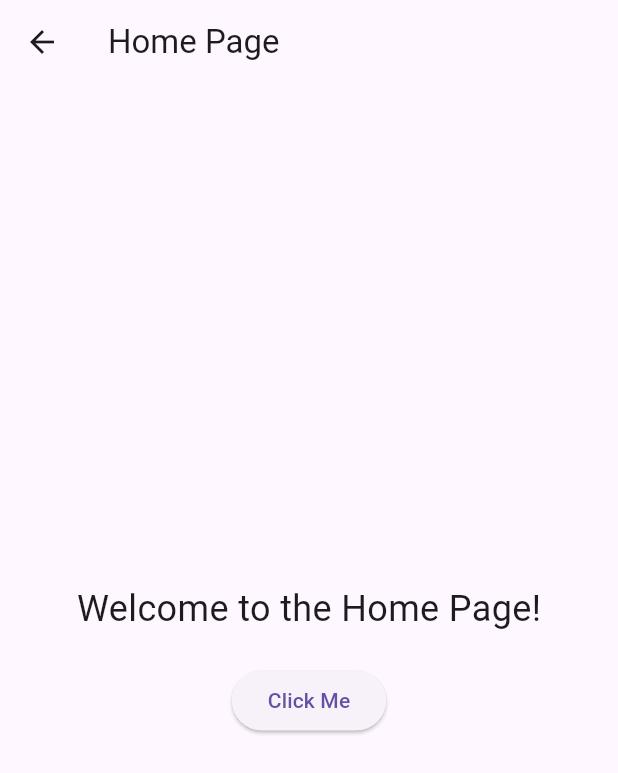
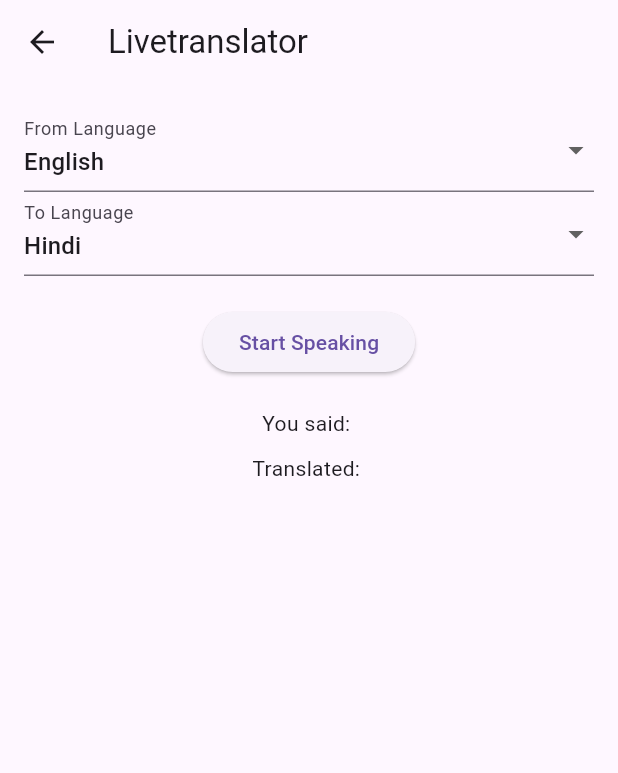
Before and after one commit to SamruddhiIsaranna/translator, a Flutter app: the Homepage screen opened directly, on a phone screen of 412 x 824 dp. Shown: the top 773 px of the screen. Run offline on Flutter 3.47's test engine with Material 3 defaults, Android fonts, the phone set to English and light mode, and no system bars; our stand-ins replace flutter_tts, speech_to_text.

Commit message:
homepage

```diff
--- a/lib/screen/homepage.dart
+++ b/lib/screen/homepage.dart
@@ -1,4 +1,8 @@
 import 'package:flutter/material.dart';
+import 'package:speech_to_text/speech_to_text.dart';
+import 'package:translator/translator.dart';
+import 'package:flutter_tts/flutter_tts.dart';
+
 class Homepage extends StatefulWidget {
   const Homepage({super.key});
 
@@ -6,39 +10,92 @@ class Homepage extends StatefulWidget {
   State<Homepage> createState() => _HomepageState();
 }
 class _HomepageState extends State<Homepage> {
+  // Please ensure you have imported the required packages for speechToText, flutterTts, and GoogleTranslator.
+  final SpeechToText speech = SpeechToText();
+  final FlutterTts tts = FlutterTts();
+  final GoogleTranslator translator = GoogleTranslator();
 
-  final List<String> _ = [
-    'english',
-    'hindi',
-    'marathi',
-    'russian',
-    'spanish',
-  ];
+  bool isListening = false;
+  String recognizedText = '';
+  String translatedText = '';
+  String sourceLang = 'en';
+  String targetLang = 'hi';
+
+  final Map<String, String> languageMap = {
+    'English': 'en',
+    'Hindi': 'hi',
+    'Marathi': 'mr',
+    'Russian': 'ru',
+    'Spanish': 'es',
+  };
+
+  Future<void> _startListening() async {
+    bool available = await speech.initialize();
+    if (available) {
+      setState(() => isListening = true);
+      speech.listen(
+        localeId: sourceLang,
+        onResult: (result) async {
+          recognizedText = result.recognizedWords;
+          setState(() {});
+          if (recognizedText.isNotEmpty) {
+            await translateAndSpeak(recognizedText);
+          }
+        },
+      );
+    }
+  }
+
+  Future<void> translateAndSpeak(String text) async {
+    final translation = await translator.translate(text, to: targetLang);
+    translatedText = translation.text;
+    await tts.setLanguage(targetLang);
+    await tts.speak(translatedText);
+    setState(() {});
+  }
+
   @override
-  void dispose()
-  {
+  void dispose() {
+    speech.stop();
+    tts.stop();
+    super.dispose();
+  }
 
-  }
+  @override
   Widget build(BuildContext context) {
     return Scaffold(
       appBar: AppBar(
-        title: const Text('Home Page'),
+        title: const Text('Livetranslator'),
       ),
-      body: Center(
+      body: Padding(
+        padding: const EdgeInsets.all(16),
         child: Column(
-          mainAxisAlignment: MainAxisAlignment.center,
           children: [
-            const Text(
-              'Welcome to the Home Page!',
-              style: TextStyle(fontSize: 24),
+            DropdownButtonFormField<String>(
+              decoration: const InputDecoration(labelText: 'From Language'),
+              value: languageMap.entries.firstWhere((e) => e.value == sourceLang).key,
+              items: languageMap.keys.map((lang) {
+                return DropdownMenuItem(value: lang, child: Text(lang));
+              }).toList(),
+              onChanged: (value) => setState(() => sourceLang = languageMap[value]!),
+            ),
+            DropdownButtonFormField<String>(
+              decoration: const InputDecoration(labelText: 'To Language'),
+              value: languageMap.entries.firstWhere((e) => e.value == targetLang).key,
+              items: languageMap.keys.map((lang) {
+                return DropdownMenuItem(value: lang, child: Text(lang));
+              }).toList(),
+              onChanged: (value) => setState(() => targetLang = languageMap[value]!),
             ),
             const SizedBox(height: 20),
             ElevatedButton(
-              onPressed: () {
-                // Add your button action here
-              },
-              child: const Text('Click Me'),
+              onPressed: _startListening,
+              child: Text(isListening ? "Listening..." : "Start Speaking"),
             ),
+            const SizedBox(height: 20),
+            Text("You said: $recognizedText"),
+            const SizedBox(height: 10),
+            Text("Translated: $translatedText"),
           ],
         ),
       ),
--- a/pubspec.yaml
+++ b/pubspec.yaml
@@ -44,7 +44,7 @@ dev_dependencies:
   speech_to_text: ^7.1.0
   flutter_tts: ^4.2.3
 
-
+  translator: ^1.0.3
   # The "flutter_lints" package below contains a set of recommended lints to
   # encourage good coding practices. The lint set provided by the package is
   # activated in the `analysis_options.yaml` file located at the root of your
```
